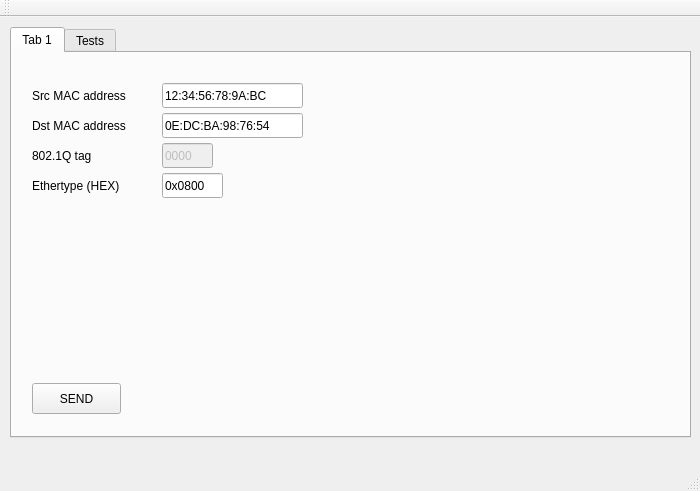
First picture: the form in mainwindow.ui, repository DPinato/Emulient, before the edit.
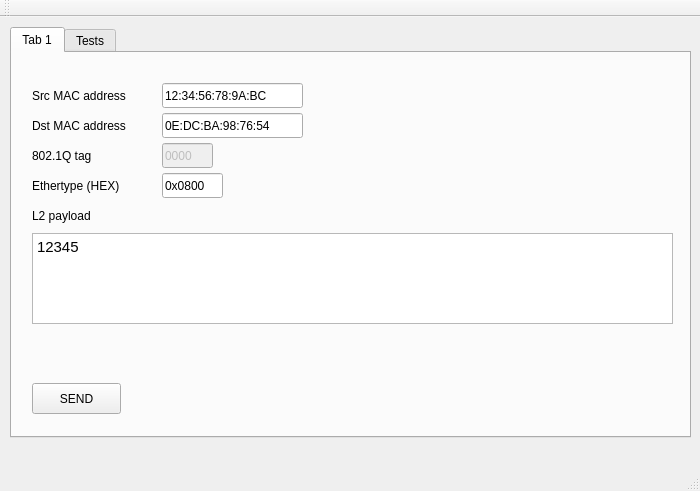
Second picture: the form after the edit.

Commit message:
Added: - Can now specify custom payloads for L2 frames through strings of HEX characters. 2 characters = 1 Byte
- L2helper can now be used

TODO:
- Revise Mac table test, put it in its own class?

- Some of the pointer operations with L2helper are not quite right,
revise

Patch:
```diff
--- a/mainwindow.ui
+++ b/mainwindow.ui
@@ -174,6 +174,42 @@
        <number>6</number>
       </property>
      </widget>
+     <widget class="QTextEdit" name="l2payloadEdit">
+      <property name="geometry">
+       <rect>
+        <x>20</x>
+        <y>180</y>
+        <width>641</width>
+        <height>91</height>
+       </rect>
+      </property>
+      <property name="html">
+       <string>&lt;!DOCTYPE HTML PUBLIC &quot;-//W3C//DTD HTML 4.0//EN&quot; &quot;http://www.w3.org/TR/REC-html40/strict.dtd&quot;&gt;
+&lt;html&gt;&lt;head&gt;&lt;meta name=&quot;qrichtext&quot; content=&quot;1&quot; /&gt;&lt;style type=&quot;text/css&quot;&gt;
+p, li { white-space: pre-wrap; }
+&lt;/style&gt;&lt;/head&gt;&lt;body style=&quot; font-family:'Ubuntu'; font-size:11pt; font-weight:400; font-style:normal;&quot;&gt;
+&lt;p style=&quot; margin-top:0px; margin-bottom:0px; margin-left:0px; margin-right:0px; -qt-block-indent:0; text-indent:0px;&quot;&gt;12345&lt;/p&gt;&lt;/body&gt;&lt;/html&gt;</string>
+      </property>
+      <property name="acceptRichText">
+       <bool>true</bool>
+      </property>
+     </widget>
+     <widget class="QLabel" name="label_7">
+      <property name="geometry">
+       <rect>
+        <x>20</x>
+        <y>150</y>
+        <width>81</width>
+        <height>25</height>
+       </rect>
+      </property>
+      <property name="text">
+       <string>L2 payload</string>
+      </property>
+      <property name="alignment">
+       <set>Qt::AlignLeading|Qt::AlignLeft|Qt::AlignVCenter</set>
+      </property>
+     </widget>
     </widget>
     <widget class="QWidget" name="tab2">
      <attribute name="title">
```
The commit also changes 3 other files.
